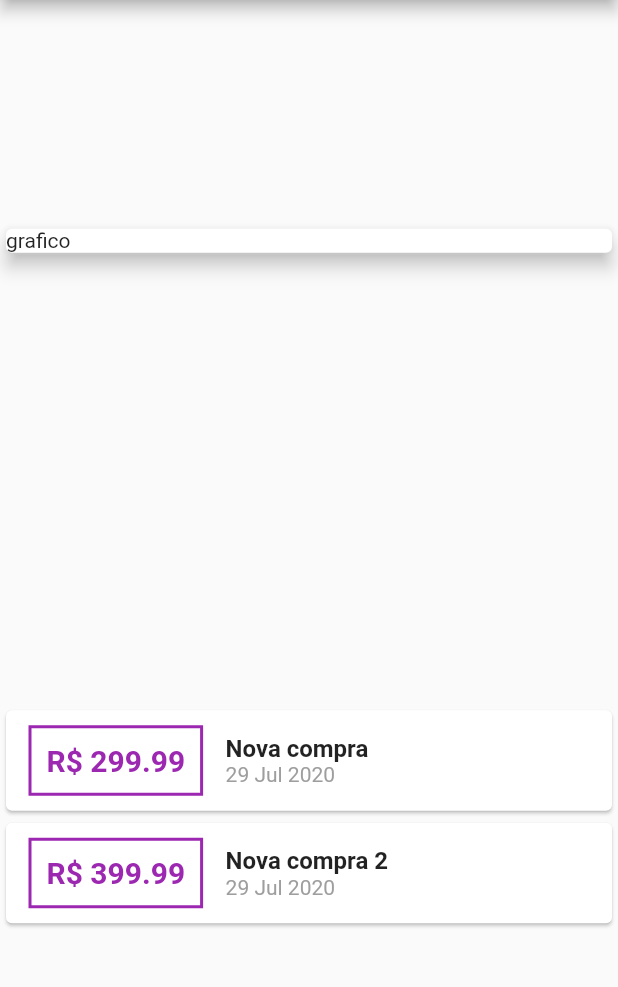
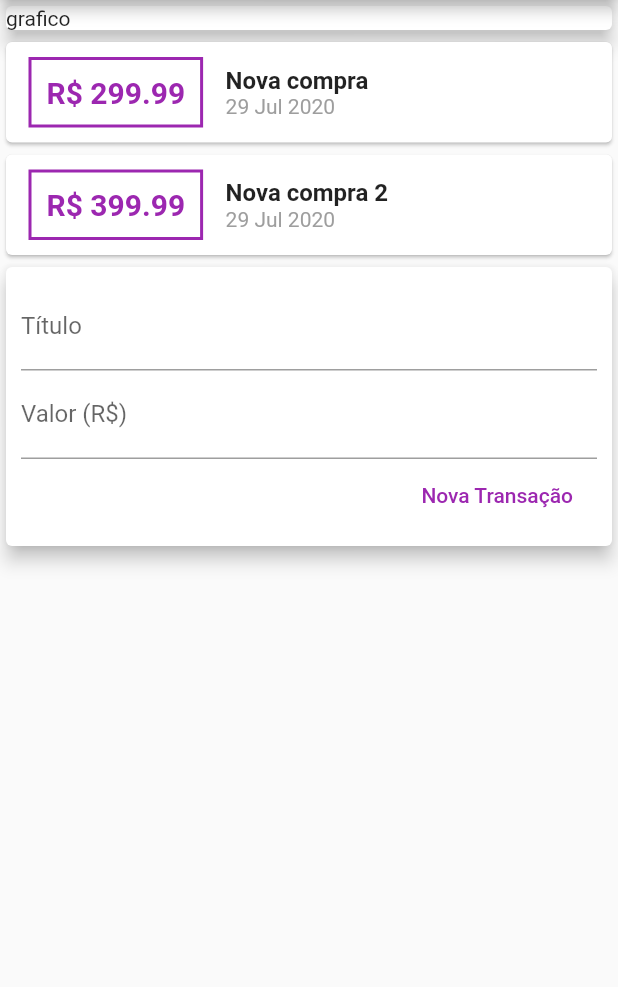
Before and after one commit to lvneves2010/despesas, a Flutter app: the screen it shows after launch, on a phone screen of 412 x 824 dp, the part 84-1071 px from its top. Run offline on Flutter 3.47's test engine with Material 2 defaults, Android fonts, the phone set to English and light mode, and no system bars.

Commit message:
refatorado 1

```diff
--- /dev/null
+++ b/lib/components/transaction_form.dart
@@ -0,0 +1,46 @@
+import 'package:flutter/material.dart';
+
+class TransactionForm extends StatelessWidget {
+  final titleController = TextEditingController();
+  final valueController = TextEditingController();
+
+
+  @override
+  Widget build(BuildContext context) {
+    return Card(
+      elevation: 5,
+      child: Padding(
+        padding: const EdgeInsets.all(10),
+        child: Column(
+          children: <Widget>[
+            TextField(
+              controller: titleController,
+              decoration: InputDecoration(
+                labelText: 'Título',
+              ),
+            ),
+            TextField(
+              controller: valueController,
+              decoration: InputDecoration(
+                labelText: 'Valor (R\$)',
+              ),
+            ),
+            Row(
+              mainAxisAlignment: MainAxisAlignment.end,
+              children: <Widget>[
+                FlatButton(
+                  child: Text('Nova Transação'),
+                  textColor: Colors.purple,
+                  onPressed: () {
+                    print(titleController.text);
+                    print(valueController.text);
+                  },
+                ),
+              ],
+            )
+          ],
+        ),
+      ),
+    );
+  }
+}
--- /dev/null
+++ b/lib/components/transaction_list.dart
@@ -0,0 +1,63 @@
+import 'package:flutter/material.dart';
+import 'package:intl/intl.dart';
+import '../models/transaction.dart';
+
+class TransactionList extends StatelessWidget {
+
+  final List<Transaction> transactions;
+
+  TransactionList(this.transactions);
+
+  @override
+  Widget build(BuildContext context) {
+    return           Column(
+            children: transactions.map((tr) {
+              return Card (child: Row(
+                children: <Widget>[
+                  Container(
+                    margin: EdgeInsets.symmetric(
+                      horizontal: 15,
+                      vertical: 10
+                    ),
+                    decoration: BoxDecoration(
+                      border: Border.all(
+                        color: Colors.purple,
+                        width: 2,
+                      )
+                    ),
+                    padding: EdgeInsets.all(10),
+                    child: Text(
+                      'R\$ ${tr.value.toStringAsFixed(2)}',
+                      style: TextStyle(
+                        fontWeight: FontWeight.bold,
+                        fontSize: 20,
+                        color: Colors.purple,
+                      ),
+                    ),
+                  ),
+                  Column(
+                    crossAxisAlignment: CrossAxisAlignment.start,
+                    children: <Widget>[
+                      Text(
+                        tr.title,
+                        style: TextStyle(
+                          fontSize: 16,
+                          fontWeight: FontWeight.bold,
+                        ),
+                      ),
+                      Text(
+                        DateFormat('d MMM y').format(tr.date),
+                        style: TextStyle(
+                          color: Colors.grey
+                        ),
+                      ),
+                    ],
+                  )
+                ],
+              ),
+              );
+            }).toList(),
+          );
+
+  }
+}
--- /dev/null
+++ b/lib/components/transaction_user.dart
@@ -0,0 +1,27 @@
+import 'package:flutter/material.dart';
+import 'transaction_form.dart';
+import 'transaction_list.dart';
+import '../models/transaction.dart';
+
+class TransactionUser extends StatefulWidget {
+  @override
+  _TransactionUserState createState() => _TransactionUserState();
+}
+
+class _TransactionUserState extends State<TransactionUser> {
+  final _transactions = [
+    Transaction(
+        id: 't1', title: 'Nova compra', value: 299.99, date: DateTime.now()),
+    Transaction(
+        id: 't2', title: 'Nova compra 2', value: 399.99, date: DateTime.now()),
+  ];
+  @override
+  Widget build(BuildContext context) {
+    return Column(
+      children: <Widget>[
+        TransactionList(_transactions),
+        TransactionForm()
+      ],
+    );
+  }
+}
--- a/lib/main.dart
+++ b/lib/main.dart
@@ -1,6 +1,5 @@
-import 'package:expenses/models/transaction.dart';
-import 'package:intl/intl.dart';
 import 'package:flutter/material.dart';
+import './components/transaction_user.dart';
 
 main() => runApp(ExpensesApp());
 
@@ -15,20 +14,7 @@ class ExpensesApp extends StatelessWidget {
 
 class MyHomePage extends StatelessWidget {
 
-  final _transactions = [
-    Transaction(
-      id: 't1',
-      title: 'Nova compra',
-      value: 299.99,
-      date: DateTime.now()
-    ),
-    Transaction(
-      id: 't2',
-      title: 'Nova compra 2',
-      value: 399.99,
-      date: DateTime.now()
-    ),
-  ];
+
   @override
   Widget build(BuildContext context) {
     return Scaffold(
@@ -36,7 +22,6 @@ class MyHomePage extends StatelessWidget {
         title: Text('Despesas'),
         ),
       body: Column(
-        mainAxisAlignment: MainAxisAlignment.spaceAround,
         crossAxisAlignment: CrossAxisAlignment.stretch,
         children:<Widget>[
           Container(
@@ -45,54 +30,7 @@ class MyHomePage extends StatelessWidget {
               elevation: 5,
             ),
           ),
-          Column(
-            children: _transactions.map((tr) {
-              return Card (child: Row(
-                children: <Widget>[
-                  Container(
-                    margin: EdgeInsets.symmetric(
-                      horizontal: 15,
-                      vertical: 10
-                    ),
-                    decoration: BoxDecoration(
-                      border: Border.all(
-                        color: Colors.purple,
-                        width: 2,
-                      )
-                    ),
-                    padding: EdgeInsets.all(10),
-                    child: Text(
-                      'R\$ ${tr.value.toStringAsFixed(2)}',
-                      style: TextStyle(
-                        fontWeight: FontWeight.bold,
-                        fontSize: 20,
-                        color: Colors.purple,
-                      ),
-                    ),
-                  ),
-                  Column(
-                    crossAxisAlignment: CrossAxisAlignment.start,
-                    children: <Widget>[
-                      Text(
-                        tr.title,
-                        style: TextStyle(
-                          fontSize: 16,
-                          fontWeight: FontWeight.bold,
-                        ),
-                      ),
-                      Text(
-                        DateFormat('d MMM y').format(tr.date),
-                        style: TextStyle(
-                          color: Colors.grey
-                        ),
-                      ),
-                    ],
-                  )
-                ],
-              ),
-              );
-            }).toList(),
-          )
+          TransactionUser(),
         ]
       ),
     );
```
